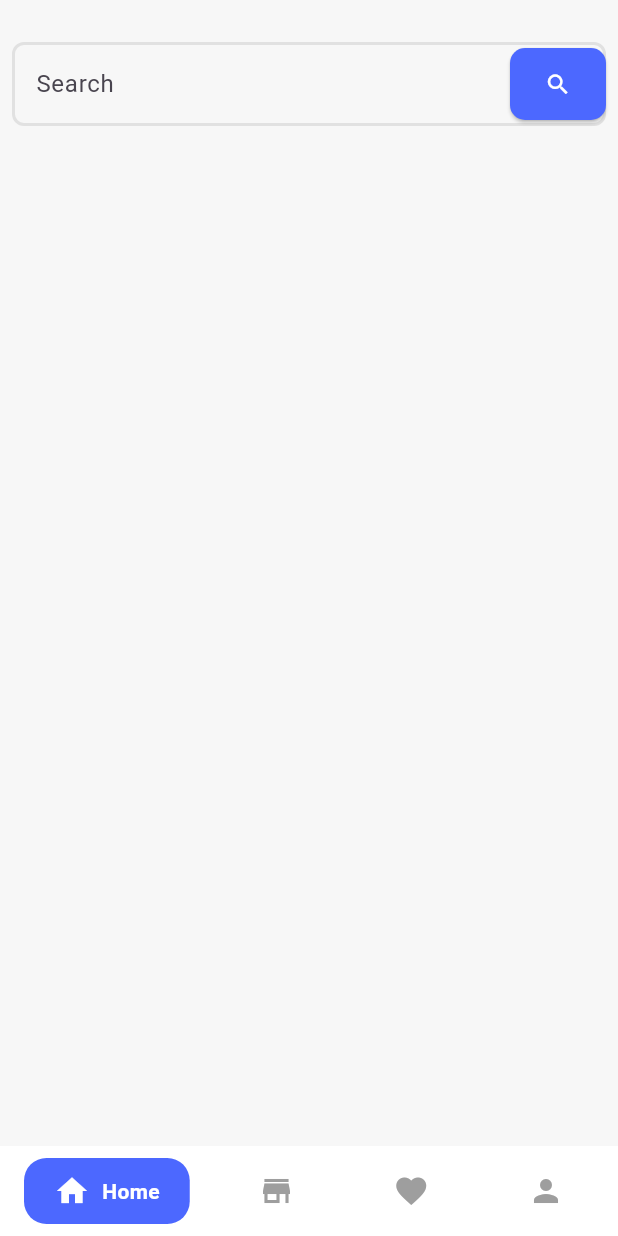
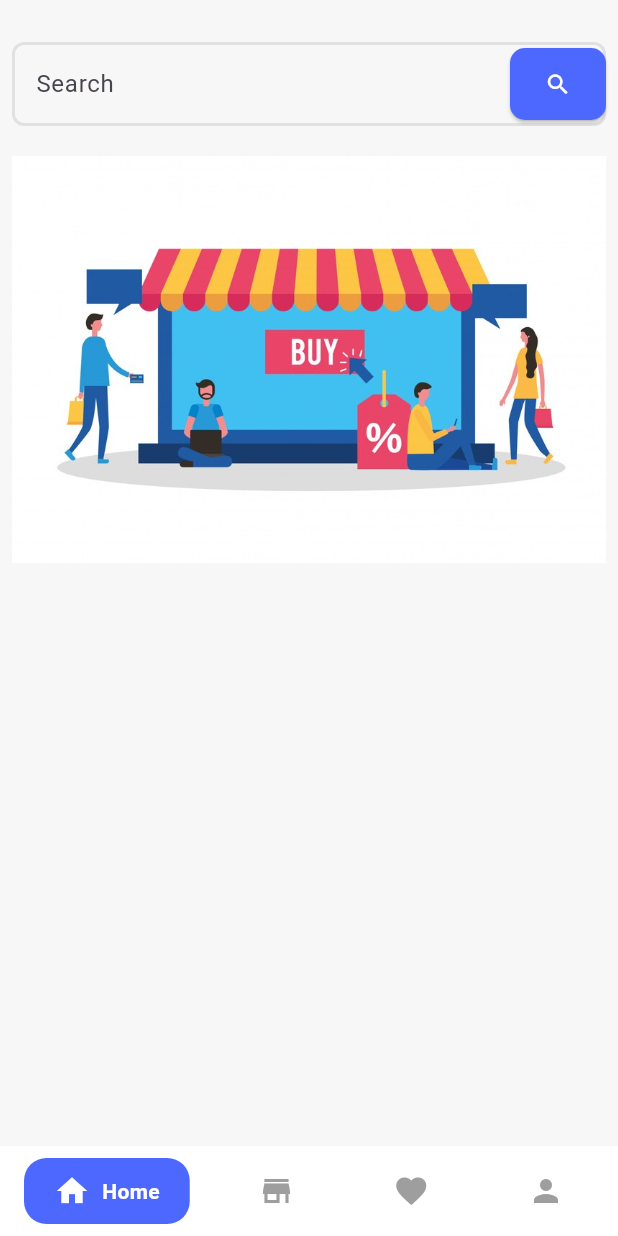
Before and after one commit to AmrElzohairy/online_market, a Flutter app: the MainViews screen opened directly, on a phone screen of 412 x 824 dp. Run offline on Flutter 3.47's test engine with Material 3 defaults, Android fonts, the phone set to English and light mode, and no system bars; drawn by our look-alikes of google_nav_bar.

Commit message:
add home image

```diff
--- a/lib/views/home/ui/home_view.dart
+++ b/lib/views/home/ui/home_view.dart
@@ -9,7 +9,12 @@ class HomeView extends StatelessWidget {
     return Padding(
       padding: const EdgeInsets.all(8.0),
       child: ListView(
-        children: [const SizedBox(height: 20), const CustomSearchField()],
+        children: [
+          const SizedBox(height: 20),
+          const CustomSearchField(),
+          const SizedBox(height: 20),
+          Image.asset("assets/images/buy.jpg", fit: BoxFit.cover),
+        ],
       ),
     );
   }
--- a/pubspec.yaml
+++ b/pubspec.yaml
@@ -49,8 +49,8 @@ flutter:
   # the material Icons class.
   uses-material-design: true
   # To add assets to your application, add an assets section, like this:
-  # assets:
-  #   - images/a_dot_burr.jpeg
+  assets:
+    - assets/images/buy.jpg
   #   - images/a_dot_ham.jpeg
   # An image asset can refer to one or more resolution-specific "variants", see
   # https://flutter.dev/to/resolution-aware-images
```
Also changed, not shown: assets/images/buy.jpg (added).
